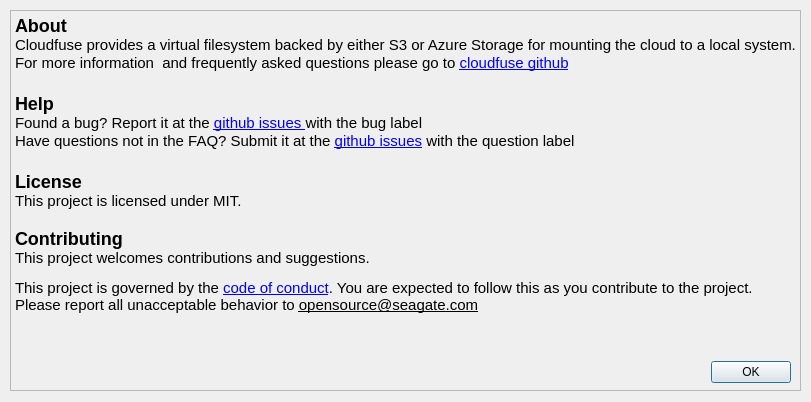
Seagate/cloudfuse, file gui/about_dialog.ui: the form before one commit.
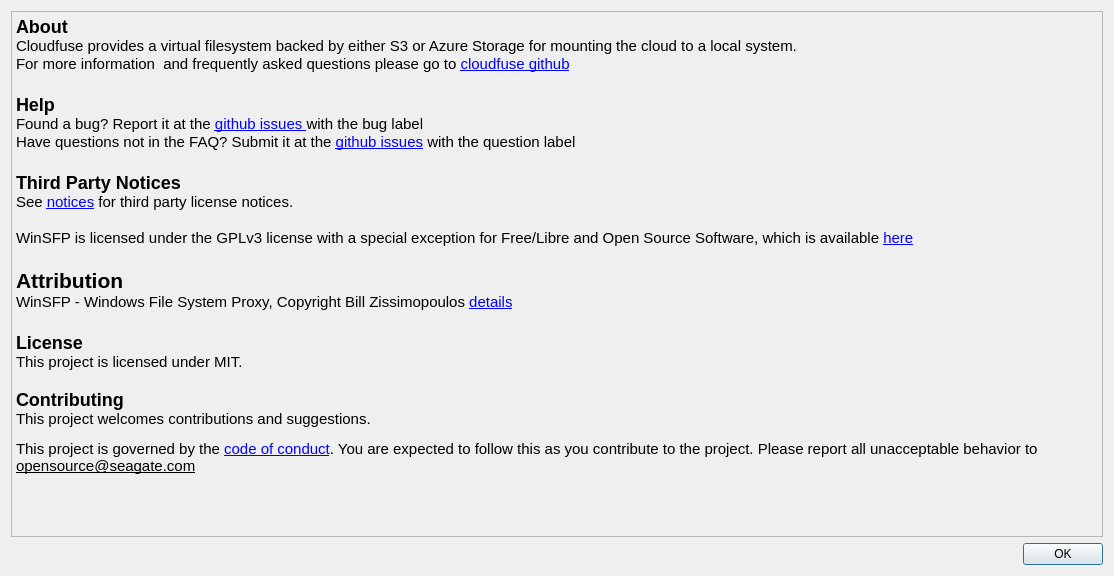
The form after the commit.

Commit message:
G UI update about licenses (#35)
* Third Party Notices in about page

* Fix layout resizing

Patch:
```diff
--- a/gui/about_dialog.ui
+++ b/gui/about_dialog.ui
@@ -6,22 +6,16 @@
    <rect>
     <x>0</x>
     <y>0</y>
-    <width>811</width>
-    <height>402</height>
+    <width>1114</width>
+    <height>576</height>
    </rect>
   </property>
   <property name="windowTitle">
    <string>About CloudFUSE</string>
   </property>
+  <layout class="QGridLayout" name="gridLayout">
+   <item row="0" column="0">
   <widget class="QTextBrowser" name="textBrowser">
-   <property name="geometry">
-    <rect>
-     <x>10</x>
-     <y>10</y>
-     <width>791</width>
-     <height>381</height>
-    </rect>
-   </property>
    <property name="styleSheet">
     <string notr="true">background-color: rgb(239, 239, 239);
 border-color: rgb(239, 239, 239);</string>
@@ -39,6 +33,14 @@
 &lt;p style=&quot; margin-top:0px; margin-bottom:0px; margin-left:0px; margin-right:0px; -qt-block-indent:0; text-indent:0px;&quot;&gt;&lt;span style=&quot; color:#000000;&quot;&gt;Found a bug? Report it at the &lt;/span&gt;&lt;a href=&quot;https://github.com/Seagate/cloudfuse/issues&quot;&gt;&lt;span style=&quot; text-decoration: underline; color:#0000ff;&quot;&gt;github issues &lt;/span&gt;&lt;/a&gt;&lt;span style=&quot; font-family:'monospace','monospace','monospace'; color:#000000;&quot;&gt;with the bug label&lt;/span&gt;&lt;/p&gt;
 &lt;p style=&quot; margin-top:0px; margin-bottom:0px; margin-left:0px; margin-right:0px; -qt-block-indent:0; text-indent:0px;&quot;&gt;&lt;span style=&quot; color:#000000;&quot;&gt;Have questions not in the FAQ? Submit it at the &lt;/span&gt;&lt;a href=&quot;https://github.com/Seagate/cloudfuse/issues&quot;&gt;&lt;span style=&quot; font-family:'monospace'; text-decoration: underline; color:#0000ff;&quot;&gt;github issues&lt;/span&gt;&lt;/a&gt;&lt;span style=&quot; font-family:'monospace','monospace','monospace'; color:#000000;&quot;&gt; with the question label&lt;/span&gt;&lt;/p&gt;
 &lt;p style=&quot;-qt-paragraph-type:empty; margin-top:0px; margin-bottom:0px; margin-left:0px; margin-right:0px; -qt-block-indent:0; text-indent:0px; font-family:'monospace'; font-size:x-large; font-weight:600;&quot;&gt;&lt;br /&gt;&lt;/p&gt;
+&lt;p style=&quot; margin-top:0px; margin-bottom:0px; margin-left:0px; margin-right:0px; -qt-block-indent:0; text-indent:0px;&quot;&gt;&lt;span style=&quot; font-family:'monospace'; font-size:x-large; font-weight:600;&quot;&gt;Third Party Notices&lt;/span&gt;&lt;/p&gt;
+&lt;p style=&quot; margin-top:0px; margin-bottom:0px; margin-left:0px; margin-right:0px; -qt-block-indent:0; text-indent:0px;&quot;&gt;See &lt;a href=&quot;NOTICE&quot;&gt;&lt;span style=&quot; text-decoration: underline; color:#0000ff;&quot;&gt;notices&lt;/span&gt;&lt;/a&gt; for third party license notices.&lt;/p&gt;
+&lt;p style=&quot;-qt-paragraph-type:empty; margin-top:0px; margin-bottom:0px; margin-left:0px; margin-right:0px; -qt-block-indent:0; text-indent:0px;&quot;&gt;&lt;br /&gt;&lt;/p&gt;
+&lt;p style=&quot; margin-top:0px; margin-bottom:0px; margin-left:0px; margin-right:0px; -qt-block-indent:0; text-indent:0px;&quot;&gt;WinSFP is licensed under the GPLv3 license with a special exception for Free/Libre and Open Source Software, which is available &lt;a href=&quot;https://github.com/winfsp/winfsp/blob/master/License.txt&quot;&gt;&lt;span style=&quot; text-decoration: underline; color:#0000ff;&quot;&gt;here&lt;/span&gt;&lt;/a&gt;&lt;/p&gt;
+&lt;p style=&quot;-qt-paragraph-type:empty; margin-top:0px; margin-bottom:0px; margin-left:0px; margin-right:0px; -qt-block-indent:0; text-indent:0px; font-family:'monospace'; font-size:x-large; font-weight:600;&quot;&gt;&lt;br /&gt;&lt;/p&gt;
+&lt;p style=&quot; margin-top:0px; margin-bottom:0px; margin-left:0px; margin-right:0px; -qt-block-indent:0; text-indent:0px;&quot;&gt;&lt;span style=&quot; font-family:'monospace'; font-size:16pt; font-weight:600;&quot;&gt;Attribution&lt;/span&gt;&lt;/p&gt;
+&lt;p style=&quot; margin-top:0px; margin-bottom:0px; margin-left:0px; margin-right:0px; -qt-block-indent:0; text-indent:0px;&quot;&gt;WinSFP - Windows File System Proxy, Copyright Bill Zissimopoulos &lt;a href=&quot;https://github.com/winfsp/winfsp&quot;&gt;&lt;span style=&quot; text-decoration: underline; color:#0000ff;&quot;&gt;details&lt;/span&gt;&lt;/a&gt;&lt;/p&gt;
+&lt;p style=&quot;-qt-paragraph-type:empty; margin-top:0px; margin-bottom:0px; margin-left:0px; margin-right:0px; -qt-block-indent:0; text-indent:0px; font-family:'monospace'; font-size:x-large; font-weight:600;&quot;&gt;&lt;br /&gt;&lt;/p&gt;
 &lt;p style=&quot; margin-top:0px; margin-bottom:0px; margin-left:0px; margin-right:0px; -qt-block-indent:0; text-indent:0px;&quot;&gt;&lt;span style=&quot; font-family:'monospace'; font-size:x-large; font-weight:600;&quot;&gt;License&lt;/span&gt;&lt;/p&gt;
 &lt;p style=&quot; margin-top:0px; margin-bottom:0px; margin-left:0px; margin-right:0px; -qt-block-indent:0; text-indent:0px;&quot;&gt;This project is licensed under MIT.&lt;/p&gt;
 &lt;p style=&quot;-qt-paragraph-type:empty; margin-top:0px; margin-bottom:0px; margin-left:0px; margin-right:0px; -qt-block-indent:0; text-indent:0px; font-family:'monospace';&quot;&gt;&lt;br /&gt;&lt;/p&gt;
@@ -47,19 +49,15 @@
 &lt;p style=&quot; margin-top:12px; margin-bottom:12px; margin-left:0px; margin-right:0px; -qt-block-indent:0; text-indent:0px;&quot;&gt;This project is governed by the &lt;a href=&quot;https://github.com/Seagate/cloudfuse/blob/main/CODE_OF_CONDUCT.md&quot;&gt;&lt;span style=&quot; font-family:'monospace'; text-decoration: underline; color:#0000ff;&quot;&gt;code of conduct&lt;/span&gt;&lt;/a&gt;&lt;span style=&quot; font-family:'monospace';&quot;&gt;. You are expected to follow this as you contribute to the project. Please report all unacceptable behavior to &lt;/span&gt;&lt;span style=&quot; font-family:'monospace'; text-decoration: underline;&quot;&gt;opensource@seagate.com&lt;/span&gt;&lt;/p&gt;&lt;/body&gt;&lt;/html&gt;</string>
    </property>
   </widget>
+   </item>
+   <item row="1" column="0">
   <widget class="QDialogButtonBox" name="buttonBox">
-   <property name="geometry">
-    <rect>
-     <x>710</x>
-     <y>360</y>
-     <width>81</width>
-     <height>25</height>
-    </rect>
-   </property>
    <property name="standardButtons">
     <set>QDialogButtonBox::Ok</set>
    </property>
   </widget>
+   </item>
+  </layout>
  </widget>
  <resources/>
  <connections/>
```
Lines whose indentation alone changed are shown as unchanged.
